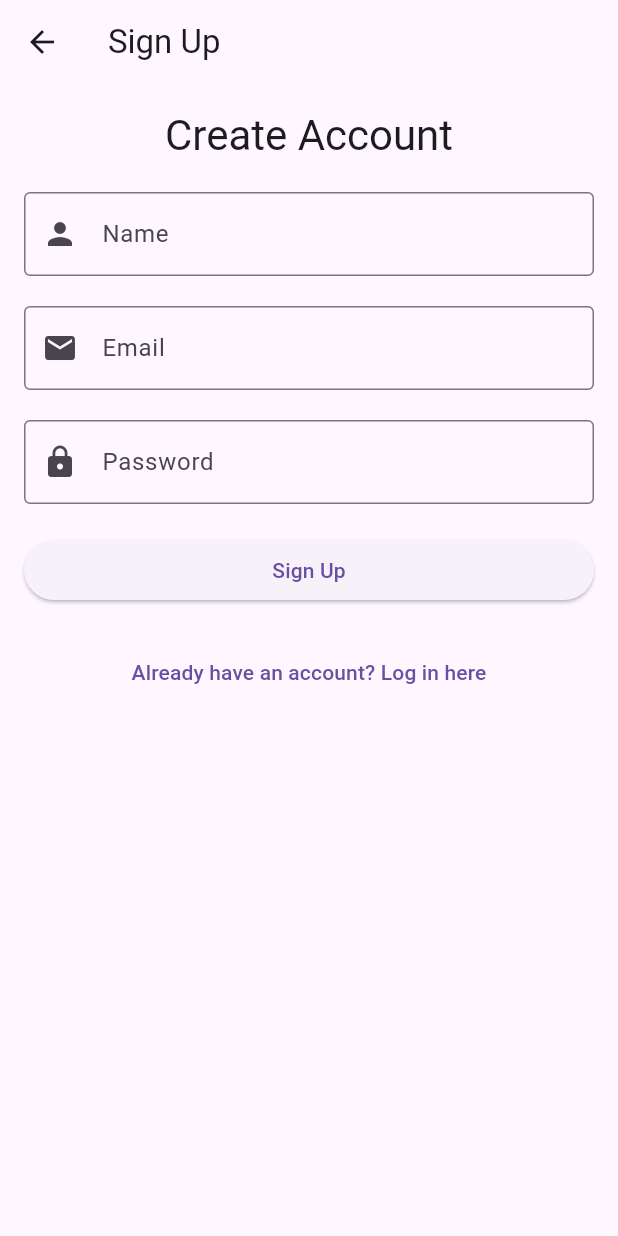
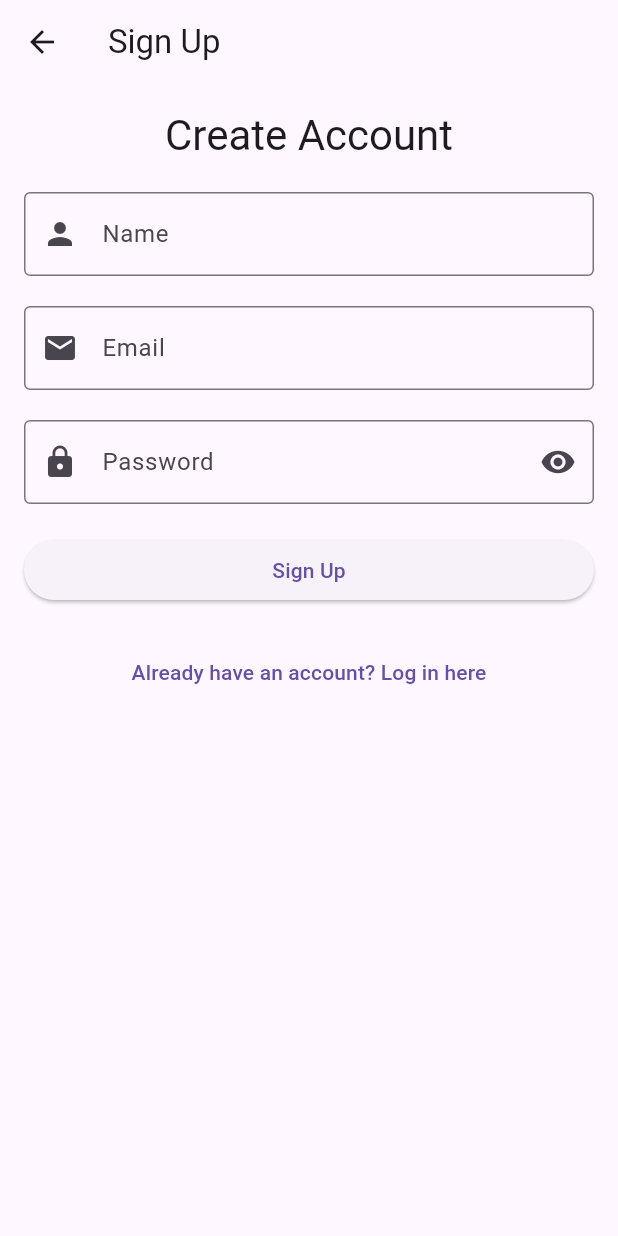
Before and after one commit to Anwar-Kabir/takesell-api, a Flutter app: the SignupScreen screen opened by its route, on a phone screen of 412 x 824 dp. Run offline on Flutter 3.47's test engine with Material 3 defaults, Android fonts, the phone set to English and light mode, and no system bars; our stand-ins replace carousel_slider, shared_preferences; accounts and stored records are empty; network calls fail.

Commit message:
password obscure view  added

```diff
--- a/lib/main.dart
+++ b/lib/main.dart
@@ -23,11 +23,11 @@ class MyApp extends StatelessWidget {
       ],
       child: Consumer<AuthProvider>(
         builder: (ctx, auth, _) => MaterialApp(
-          home: auth.isAuthenticated ?   BottomNavbar() :   BottomNavbar(),
+          home: auth.isAuthenticated ?   const BottomNavbar() : const LoginScreen(),
           routes: {
             '/login': (ctx) => const LoginScreen(),
             '/signup': (ctx) => const SignupScreen(),
-            '/home': (ctx) =>   HomePage(),
+            '/home': (ctx) =>   const HomePage(),
           },
         ),
       ),
--- a/lib/screens/login_screen.dart
+++ b/lib/screens/login_screen.dart
@@ -1,8 +1,10 @@
+
+
+
 import 'package:flutter/material.dart';
 import 'package:provider/provider.dart';
 import 'package:rest_api/managers/login_form_manager.dart';
 import 'package:rest_api/screens/widget/custom_text_form_field.dart';
-
 
 class LoginScreen extends StatelessWidget {
   const LoginScreen({super.key});
@@ -40,7 +42,7 @@ class LoginScreen extends StatelessWidget {
                       controller: manager.passwordController,
                       labelText: 'Password',
                       icon: Icons.lock,
-                      obscureText: true,
+                      obscureText: true, // Password field
                       validator: manager.validatePassword,
                     ),
                     const SizedBox(height: 20),
--- a/lib/screens/widget/custom_text_form_field.dart
+++ b/lib/screens/widget/custom_text_form_field.dart
@@ -1,6 +1,9 @@
+
+
+
 import 'package:flutter/material.dart';
 
-class CustomTextFormField extends StatelessWidget {
+class CustomTextFormField extends StatefulWidget {
   final TextEditingController controller;
   final String labelText;
   final String? Function(String?)? validator;
@@ -17,16 +20,43 @@ class CustomTextFormField extends StatelessWidget {
   });
 
   @override
+  State<CustomTextFormField> createState() => _CustomTextFormFieldState();
+}
+
+class _CustomTextFormFieldState extends State<CustomTextFormField> {
+  bool _obscureText = true;
+
+  @override
+  void initState() {
+    super.initState();
+    _obscureText = widget.obscureText;
+  }
+
+  void _togglePasswordVisibility() {
+    setState(() {
+      _obscureText = !_obscureText;
+    });
+  }
+
+  @override
   Widget build(BuildContext context) {
     return TextFormField(
-      controller: controller,
+      controller: widget.controller,
       decoration: InputDecoration(
-        labelText: labelText,
+        labelText: widget.labelText,
         border: const OutlineInputBorder(),
-        prefixIcon: Icon(icon),
+        prefixIcon: Icon(widget.icon),
+        suffixIcon: widget.obscureText
+            ? IconButton(
+                icon: Icon(
+                  _obscureText ? Icons.visibility : Icons.visibility_off,
+                ),
+                onPressed: _togglePasswordVisibility,
+              )
+            : null,
       ),
-      obscureText: obscureText,
-      validator: validator,
+      obscureText: _obscureText,
+      validator: widget.validator,
     );
   }
 }
```
Also changed, not shown: lib/managers/login_form_manager.dart (+11 -0 lines).
